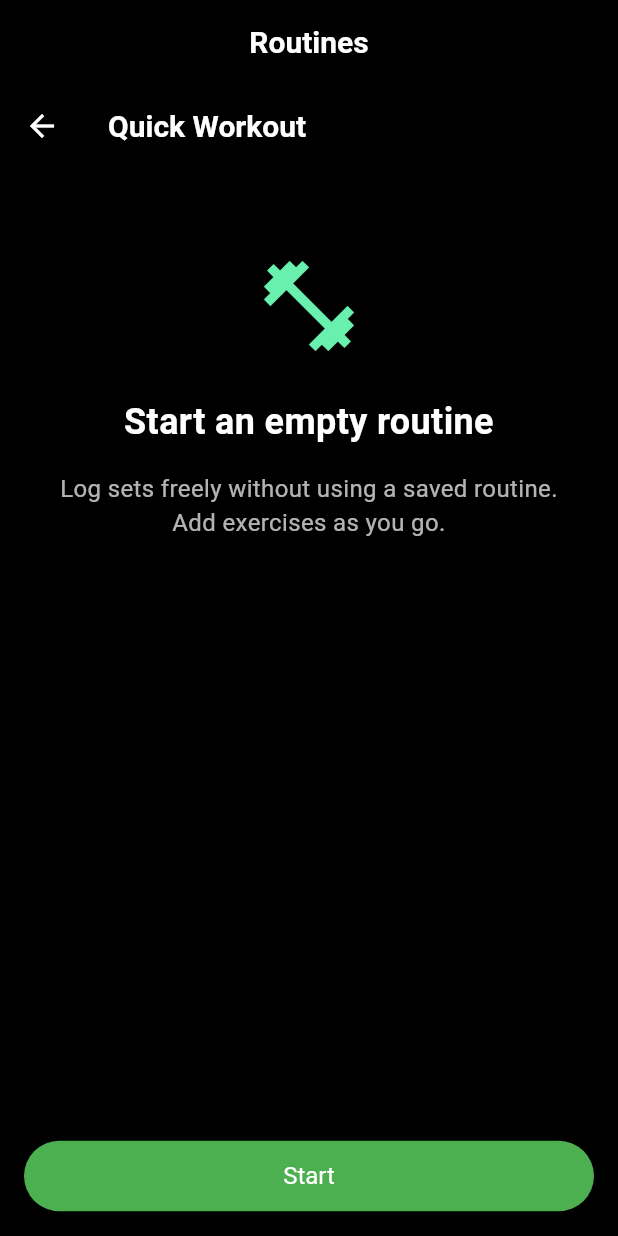
After one commit to RepDuel/RepDuel, a Flutter app: the FreeWorkoutIntroScreen screen opened by its route, on a phone screen of 412 x 824 dp. The commit adds this screen. Run offline on Flutter 3.47's test engine with Material 3 defaults, Android fonts, the phone set to English and light mode, and no system bars; our stand-ins replace cookie_jar, dio, dio_cookie_manager, fl_chart, flutter_dotenv, flutter_riverpod and 6 more; missing offline and left inert: dio_web_adapter, flutter_stripe, purchases_flutter; accounts and stored records are empty; network calls fail; project files that could hold a hidden picture were left out.

Commit message:
Add free workout intro screen.

```diff
--- /dev/null
+++ b/frontend/lib/features/routines/screens/free_workout_intro_screen.dart
@@ -0,0 +1,110 @@
+// frontend/lib/features/routines/screens/free_workout_intro_screen.dart
+
+import 'package:flutter/material.dart';
+import 'package:flutter_riverpod/flutter_riverpod.dart';
+import 'package:go_router/go_router.dart';
+
+import '../../../core/providers/navigation_provider.dart';
+
+class FreeWorkoutIntroScreen extends ConsumerStatefulWidget {
+  const FreeWorkoutIntroScreen({super.key});
+
+  @override
+  ConsumerState<FreeWorkoutIntroScreen> createState() =>
+      _FreeWorkoutIntroScreenState();
+}
+
+class _FreeWorkoutIntroScreenState
+    extends ConsumerState<FreeWorkoutIntroScreen> {
+  late final StateController<bool> _bottomNavController;
+
+  @override
+  void initState() {
+    super.initState();
+    _bottomNavController = ref.read(bottomNavVisibilityProvider.notifier);
+    WidgetsBinding.instance.addPostFrameCallback((_) {
+      if (!mounted) return;
+      _bottomNavController.state = false;
+    });
+  }
+
+  @override
+  void dispose() {
+    _bottomNavController.state = true;
+    super.dispose();
+  }
+
+  @override
+  Widget build(BuildContext context) {
+    return PopScope(
+      onPopInvokedWithResult: (didPop, _) {
+        if (!didPop) return;
+        if (mounted) {
+          _bottomNavController.state = true;
+        }
+      },
+      child: Scaffold(
+        backgroundColor: Colors.black,
+        appBar: AppBar(
+          title: const Text('Quick Workout'),
+          backgroundColor: Colors.black,
+          foregroundColor: Colors.white,
+          elevation: 0,
+          leading: IconButton(
+            icon: const Icon(Icons.arrow_back),
+            onPressed: () {
+              if (mounted) {
+                _bottomNavController.state = true;
+              }
+              context.pop();
+            },
+          ),
+        ),
+        body: Padding(
+          padding: const EdgeInsets.all(24.0),
+          child: Column(
+            crossAxisAlignment: CrossAxisAlignment.stretch,
+            children: const [
+              SizedBox(height: 32),
+              Icon(Icons.fitness_center, size: 72, color: Colors.greenAccent),
+              SizedBox(height: 24),
+              Text(
+                'Start an empty routine',
+                style: TextStyle(
+                  color: Colors.white,
+                  fontSize: 24,
+                  fontWeight: FontWeight.bold,
+                ),
+                textAlign: TextAlign.center,
+              ),
+              SizedBox(height: 16),
+              Text(
+                'Log sets freely without using a saved routine. Add exercises as you go.',
+                style: TextStyle(
+                  color: Colors.white70,
+                  fontSize: 16,
+                ),
+                textAlign: TextAlign.center,
+              ),
+            ],
+          ),
+        ),
+        bottomNavigationBar: Padding(
+          padding: const EdgeInsets.all(16.0),
+          child: ElevatedButton(
+            onPressed: () {
+              context.pushNamed('freeWorkoutSession');
+            },
+            style: ElevatedButton.styleFrom(
+              backgroundColor: Colors.green,
+              foregroundColor: Colors.white,
+              padding: const EdgeInsets.symmetric(vertical: 14),
+              textStyle: const TextStyle(fontSize: 16),
+            ),
+            child: const Text('Start'),
+          ),
+        ),
+      ),
+    );
+  }
+}
--- a/frontend/lib/router/app_router.dart
+++ b/frontend/lib/router/app_router.dart
@@ -30,6 +30,7 @@ import '../features/ranked/screens/ranked_screen.dart';
 import '../features/ranked/screens/result_screen.dart';
 import '../features/routines/screens/custom_routine_screen.dart';
 import '../features/routines/screens/exercise_list_screen.dart';
+import '../features/routines/screens/free_workout_intro_screen.dart';
 import '../features/routines/screens/routines_screen.dart';
 import '../features/routines/screens/routine_play_screen.dart'; // Option A route
 import '../features/routines/screens/routine_import_screen.dart';
@@ -123,6 +124,11 @@ final routerProvider = Provider<GoRouter>((ref) {
                 GoRoute(
                   path: 'free-workout',
                   name: 'freeWorkout',
+                  builder: (context, state) => const FreeWorkoutIntroScreen(),
+                ),
+                GoRoute(
+                  path: 'free-workout/session',
+                  name: 'freeWorkoutSession',
                   builder: (context, state) => const ExerciseListScreen(),
                 ),
                 GoRoute(
```
